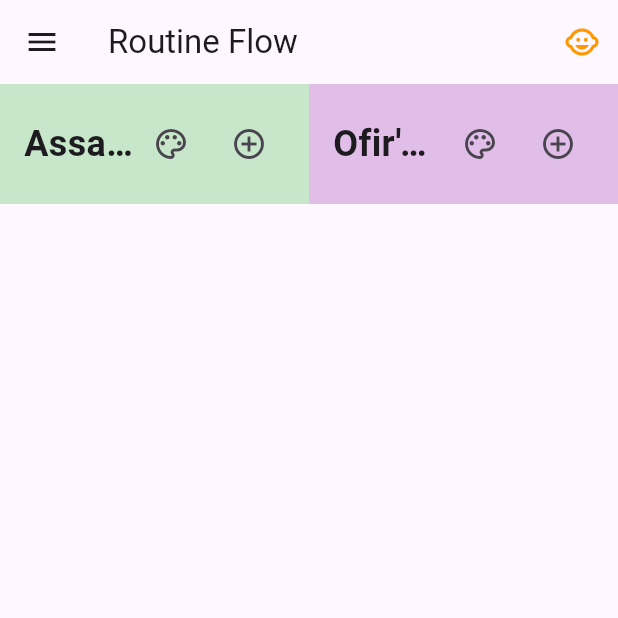
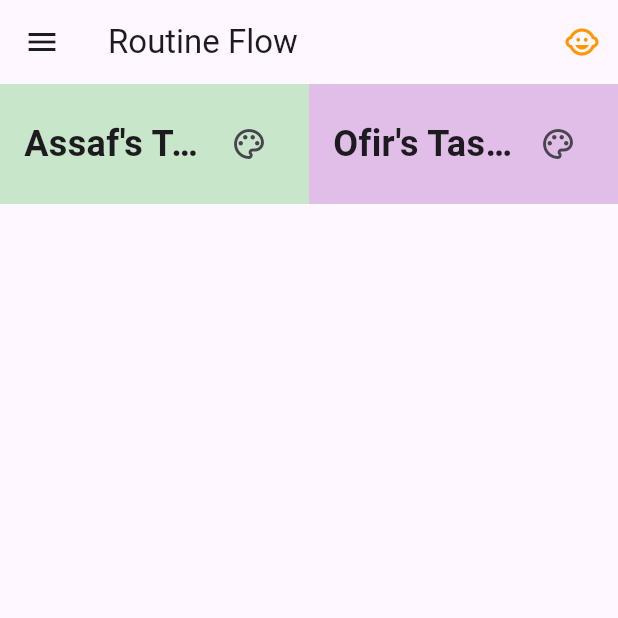
Before and after one commit to noamby/routine_flow_flutter, a Flutter app: the screen it shows after launch, after a tap on the "menu" icon, after a tap on the "view column" icon, after a tap on the "child care" icon, on a phone screen of 412 x 824 dp, the top half of it. Run offline on Flutter 3.47's test engine with Material 3 defaults, Android fonts, the phone set to English and light mode, and no system bars; our stand-ins replace emoji_picker_flutter, flutter_colorpicker.

Commit message:
Hide Add Task button in child mode
- Add task button is now conditionally hidden when _isChildMode is true
- Children can still change column colors but cannot add new tasks
- Maintains existing child mode restrictions (no drawer, no reordering, no deleting)
- Provides better child safety while allowing harmless customization

```diff
--- a/lib/main.dart
+++ b/lib/main.dart
@@ -1203,7 +1203,7 @@
                                 onPressed: () => _showColorPicker(column.id),
                                 padding: const EdgeInsets.all(8),
                               ),
-                              IconButton(
+                              if (!_isChildMode) IconButton(
                                 icon: const Icon(Icons.add_circle_outline),
                                 onPressed: () => _addTask(column.id),
                                 padding: const EdgeInsets.all(8),
```
